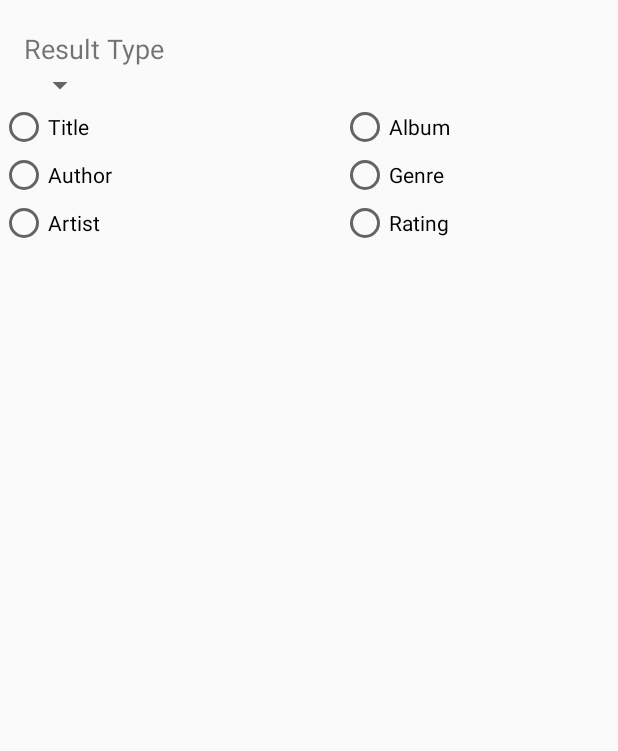
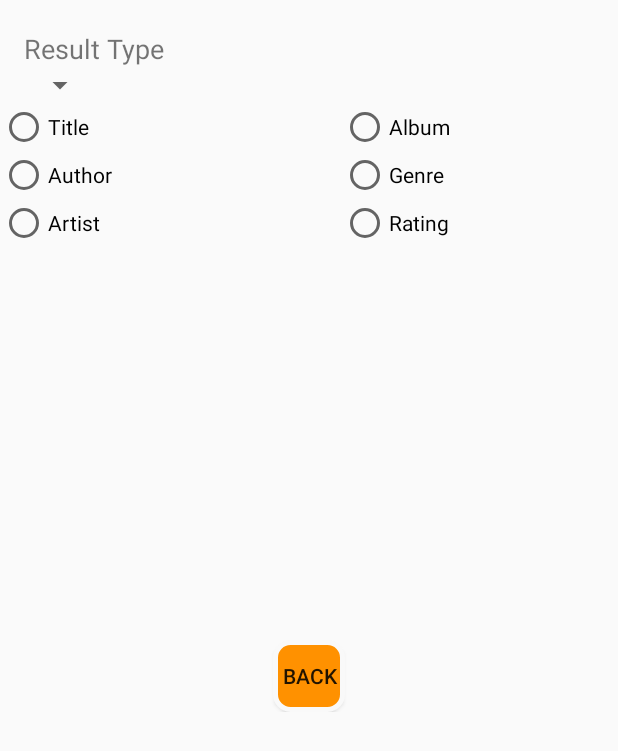
Before and after one commit to jorgeavaldez/cse3345-final, an Android app: the layout advanced_search.xml on its own in the app's theme, with its tools: preview values and no code run, on a phone screen of 412 x 824 dp. Shown: the top 751 px of the screen. Run offline under Robolectric (Android 15) with nearby library versions, the phone set to English and light mode, and no system bars.

Commit message:
not enjoying it

```diff
--- /dev/null
+++ b/app/src/main/res/drawable/drawables.xml
@@ -0,0 +1,10 @@
+<?xml version="1.0" encoding="utf-8"?>
+<shape android:id="@+id/roundbtn" xmlns:android="http://schemas.android.com/apk/res/android" android:shape="rectangle" android:padding="5dp">
+    <solid android:color="#FF9100"/> <!-- this one is ths color of the Rounded Button -->
+    <corners
+        android:bottomRightRadius="10dp"
+        android:bottomLeftRadius="10dp"
+        android:topLeftRadius="10dp"
+        android:topRightRadius="10dp"/>
+    <stroke android:width="5px" android:color="#F9f9f9" />
+</shape>
--- a/app/src/main/res/layout/activity_advanced.xml
+++ b/app/src/main/res/layout/activity_advanced.xml
@@ -30,7 +30,8 @@
         android:onClick="onSearchButton"
         android:layout_below="@+id/query_box"
         android:layout_alignParentStart="true"
-        android:layout_alignEnd="@+id/query_box" />
+        android:layout_alignEnd="@+id/query_box"
+        android:background="@drawable/drawables"/>
 
     <RelativeLayout
         android:layout_width="match_parent"
@@ -62,7 +63,8 @@
             android:text="Back"
             android:layout_gravity="right"
             android:layout_alignParentTop="true"
-            android:layout_centerHorizontal="true" />
+            android:layout_centerHorizontal="true"
+            android:background="@drawable/drawables"/>
 
     </RelativeLayout>
 
--- a/app/src/main/res/layout/activity_main.xml
+++ b/app/src/main/res/layout/activity_main.xml
@@ -45,13 +45,14 @@
                 android:onClick="onSearchButton"
                 android:layout_alignParentTop="true"
                 android:layout_alignParentStart="true"
-                android:layout_alignParentEnd="true" />
+                android:layout_alignParentEnd="true"
+                android:background="@drawable/drawables"/>
 
         </RelativeLayout>
 
         <ListView
             android:layout_width="match_parent"
-            android:layout_height="349dp"
+            android:layout_height="328dp"
             android:id="@+id/listText"
             android:clickable="true"
             />
@@ -66,6 +67,7 @@
         <Button android:id="@+id/backButton" android:layout_width="wrap_content"
             android:layout_height="wrap_content" android:layout_weight="0.06"
             android:text="back"
+            android:background="@drawable/drawables"
             android:layout_alignParentTop="true"
             android:layout_centerHorizontal="true" />
 
--- a/app/src/main/res/layout/advanced_search.xml
+++ b/app/src/main/res/layout/advanced_search.xml
@@ -99,7 +99,8 @@
             android:layout_width="wrap_content"
             android:layout_height="wrap_content"
             android:layout_alignTop="@+id/radioGroup"
-            android:layout_alignParentEnd="true">
+            android:layout_alignParentEnd="true"
+            android:id="@+id/radioGroup2">
 
             <RadioButton
              android:layout_width="wrap_content"
@@ -127,6 +128,18 @@
             android:id="@+id/rating_button"
             android:checked="false"
             android:layout_above="@+id/radioButton3"
-            android:layout_alignStart="@+id/radioButton5" />
+            android:layout_alignStart="@+id/radioButton5"
+            />
         </RadioGroup>
-       </RelativeLayout>
+
+    <Button
+        style="?android:attr/buttonStyleSmall"
+        android:layout_width="wrap_content"
+        android:layout_height="wrap_content"
+        android:text="Back"
+        android:id="@+id/button12"
+        android:layout_below="@+id/radioGroup2"
+        android:layout_centerHorizontal="true"
+        android:layout_marginTop="262dp"
+        android:background="@drawable/drawables"/>
+</RelativeLayout>
--- a/app/src/main/res/layout/favorites.xml
+++ b/app/src/main/res/layout/favorites.xml
@@ -10,5 +10,6 @@
         android:id="@+id/button10"
         android:layout_gravity="center_horizontal"
         android:layout_alignParentBottom="true"
-        android:layout_centerHorizontal="true" />
+        android:layout_centerHorizontal="true"
+        android:background="@drawable/drawables"/>
 </RelativeLayout>
--- a/app/src/main/res/values/colors.xml
+++ b/app/src/main/res/values/colors.xml
@@ -1,6 +1,6 @@
 <?xml version="1.0" encoding="utf-8"?>
 <resources>
-    <color name="colorPrimary">#3F51B5</color>
-    <color name="colorPrimaryDark">#303F9F</color>
-    <color name="colorAccent">#FF4081</color>
+    <color name="colorPrimary">#2196F3</color>
+    <color name="colorPrimaryDark">#1976D2</color>
+    <color name="colorAccent">#FF9100</color>
 </resources>
```
Also changed, not shown: app/src/main/res/layout/beginning.xml (+8 -4 lines), app/src/main/res/layout/music_advanced.xml (+10 -0 lines), app/src/main/res/layout/one_favorite.xml (+8 -0 lines), app/src/main/res/layout/one_item.xml (+8 -0 lines), app/src/main/res/layout/recent_things.xml (+20 -8 lines).
